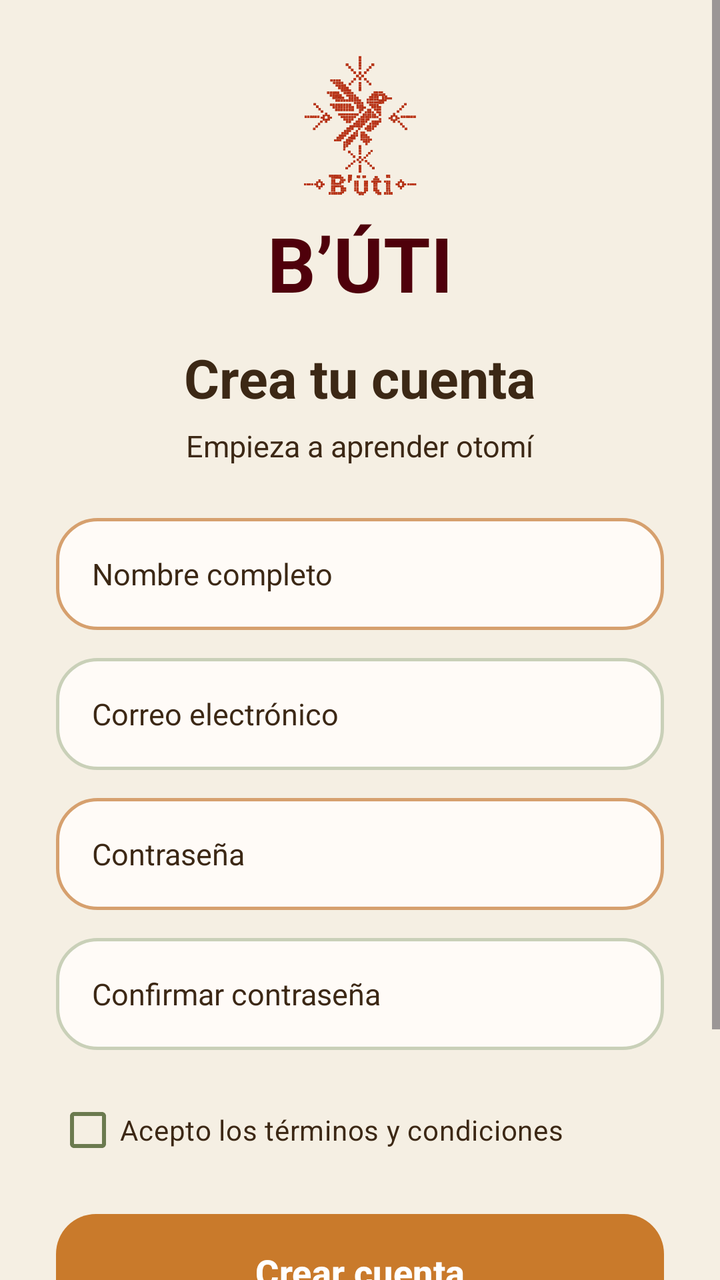
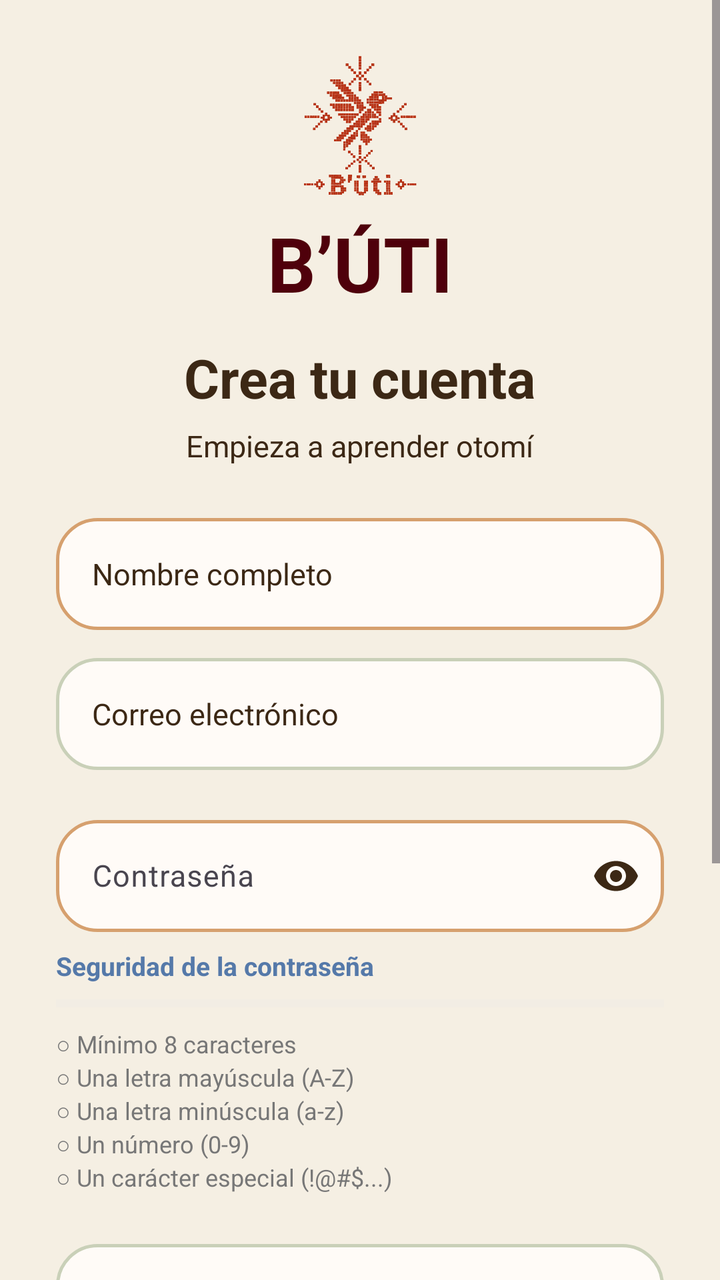

Compare the two renders of this Android layout. The source of the first and the diff that turns it into the second are given below.
<!-- AndroidManifest.xml: application theme Theme.Buti -->
<!-- res/layout/activity_registro.xml -->
<?xml version="1.0" encoding="utf-8"?>
<ScrollView xmlns:android="http://schemas.android.com/apk/res/android"
    android:layout_width="match_parent"
    android:layout_height="match_parent"
    android:background="@color/buti_crema"
    android:fillViewport="true"
    android:fitsSystemWindows="true">

    <LinearLayout
        android:layout_width="match_parent"
        android:layout_height="wrap_content"
        android:orientation="vertical"
        android:gravity="center_horizontal"
        android:paddingStart="28dp"
        android:paddingEnd="28dp"
        android:paddingTop="24dp"
        android:paddingBottom="28dp">

        <ImageView
            android:layout_width="78dp"
            android:layout_height="78dp"
            android:src="@drawable/principla_logo"
            android:scaleType="fitCenter"
            android:contentDescription="Logo de B'ÚTI" />

        <TextView
            android:layout_width="wrap_content"
            android:layout_height="wrap_content"
            android:layout_marginTop="4dp"
            android:text="B’ÚTI"
            android:textColor="@color/buti_vino"
            android:textSize="38sp"
            android:textStyle="bold" />

        <TextView
            android:layout_width="wrap_content"
            android:layout_height="wrap_content"
            android:layout_marginTop="14dp"
            android:text="Crea tu cuenta"
            android:textColor="@color/buti_cafe"
            android:textSize="27sp"
            android:textStyle="bold" />

        <TextView
            android:layout_width="wrap_content"
            android:layout_height="wrap_content"
            android:layout_marginTop="6dp"
            android:text="Empieza a aprender otomí"
            android:textColor="@color/buti_cafe"
            android:textSize="15sp" />

        
        <EditText
            android:id="@+id/edtNombreRegistro"
            android:layout_width="match_parent"
            android:layout_height="56dp"
            android:layout_marginTop="26dp"
            android:background="@drawable/bg_campo_correo"
            android:hint="Nombre completo"
            android:inputType="textPersonName|textCapWords"
            android:maxLines="1"
            android:paddingStart="18dp"
            android:paddingEnd="18dp"
            android:textColor="@color/buti_cafe"
            android:textColorHint="@color/buti_cafe"
            android:textSize="15sp" />

        
        <EditText
            android:id="@+id/edtCorreoRegistro"
            android:layout_width="match_parent"
            android:layout_height="56dp"
            android:layout_marginTop="14dp"
            android:background="@drawable/bg_campo_contrasena"
            android:hint="Correo electrónico"
            android:inputType="textEmailAddress"
            android:maxLines="1"
            android:paddingStart="18dp"
            android:paddingEnd="18dp"
            android:textColor="@color/buti_cafe"
            android:textColorHint="@color/buti_cafe"
            android:textSize="15sp" />

        
        <EditText
            android:id="@+id/edtContrasenaRegistro"
            android:layout_width="match_parent"
            android:layout_height="56dp"
            android:layout_marginTop="14dp"
            android:background="@drawable/bg_campo_correo"
            android:hint="Contraseña"
            android:inputType="textPassword"
            android:maxLines="1"
            android:paddingStart="18dp"
            android:paddingEnd="18dp"
            android:textColor="@color/buti_cafe"
            android:textColorHint="@color/buti_cafe"
            android:textSize="15sp" />

        
        <EditText
            android:id="@+id/edtConfirmarContrasenaRegistro"
            android:layout_width="match_parent"
            android:layout_height="56dp"
            android:layout_marginTop="14dp"
            android:background="@drawable/bg_campo_contrasena"
            android:hint="Confirmar contraseña"
            android:inputType="textPassword"
            android:maxLines="1"
            android:paddingStart="18dp"
            android:paddingEnd="18dp"
            android:textColor="@color/buti_cafe"
            android:textColorHint="@color/buti_cafe"
            android:textSize="15sp" />

        
        <CheckBox
            android:id="@+id/chkTerminos"
            android:layout_width="match_parent"
            android:layout_height="wrap_content"
            android:layout_marginTop="16dp"
            android:buttonTint="@color/buti_verde"
            android:text="Acepto los términos y condiciones"
            android:textColor="@color/buti_cafe"
            android:textSize="14sp" />

        
        <Button
            android:id="@+id/btnCrearCuentaRegistro"
            android:layout_width="match_parent"
            android:layout_height="58dp"
            android:layout_marginTop="18dp"
            android:background="@drawable/bg_boton_login"
            android:backgroundTint="@null"
            android:text="Crear cuenta"
            android:textAllCaps="false"
            android:textColor="@color/white"
            android:textSize="18sp"
            android:textStyle="bold" />

        
        <LinearLayout
            android:layout_width="wrap_content"
            android:layout_height="wrap_content"
            android:layout_marginTop="22dp"
            android:gravity="center"
            android:orientation="horizontal">

            <TextView
                android:layout_width="wrap_content"
                android:layout_height="wrap_content"
                android:text="¿Ya tienes una cuenta? "
                android:textColor="@color/buti_cafe"
                android:textSize="14sp" />

            <TextView
                android:id="@+id/txtIniciarSesionRegistro"
                android:layout_width="wrap_content"
                android:layout_height="wrap_content"
                android:padding="4dp"
                android:text="Inicia sesión"
                android:textColor="@color/buti_rosa"
                android:textSize="14sp"
                android:textStyle="bold" />

        </LinearLayout>

        <TextView
            android:layout_width="match_parent"
            android:layout_height="wrap_content"
            android:layout_marginTop="26dp"
            android:gravity="center"
            android:text="◇  ◆  ◇  ◆  ◇  ◆  ◇"
            android:textColor="@color/buti_verde"
            android:textSize="20sp" />

    </LinearLayout>
</ScrollView>
<!-- resources referenced by this layout -->
<resources>
  <color name="buti_cafe">#3C2815</color>
  <color name="buti_crema">#F5EFE3</color>
  <color name="buti_rosa">#D6336C</color>
  <color name="buti_verde">#6B7A4F</color>
  <color name="buti_vino">#4F000B</color>
  <color name="white">#FFFFFFFF</color>
  <!-- drawable bg_boton_login (drawable) -->
  <?xml version="1.0" encoding="utf-8"?>
  <shape xmlns:android="http://schemas.android.com/apk/res/android">
      <solid android:color="@color/buti_siena" />
      <corners android:radius="20dp" />
  </shape>
  <!-- drawable bg_campo_contrasena (drawable) -->
  <?xml version="1.0" encoding="utf-8"?>
  <shape xmlns:android="http://schemas.android.com/apk/res/android">
      <solid android:color="#FFFFFBF7" />
      <stroke
          android:width="1.5dp"
          android:color="#C9D0B8" />
      <corners android:radius="20dp" />
  </shape>
  <!-- drawable bg_campo_correo (drawable) -->
  <?xml version="1.0" encoding="utf-8"?>
  <shape xmlns:android="http://schemas.android.com/apk/res/android">
      <solid android:color="#FFFFFBF7" />
      <stroke
          android:width="1.5dp"
          android:color="#D6A06E" />
      <corners android:radius="20dp" />
  </shape>
  <!-- drawable principla_logo: png bitmap (drawable, 251081 bytes) -->
  <style name="Theme.Buti" parent="Base.Theme.Buti" />
  <color name="buti_siena">#8C4A2F</color>
  <style name="Base.Theme.Buti" parent="Theme.Material3.Light.NoActionBar">
          <item name="colorPrimary">@color/buti_naranja</item>
          <item name="colorOnPrimary">@color/white</item>
          <item name="colorSecondary">@color/buti_verde</item>
          <item name="colorOnSecondary">@color/white</item>
          <item name="colorSurface">@color/buti_blanco</item>
          <item name="colorOnSurface">@color/buti_azul</item>
          <item name="android:colorBackground">@color/buti_crema</item>
      </style>
  <color name="buti_naranja">#C97A2B</color>
  <color name="buti_blanco">@color/buti_crema</color>
  <color name="buti_azul">#3E5266</color>
</resources>

<!-- the commit's change to res/layout/activity_registro.xml (unified diff, before → after) -->
@@ -1,5 +1,6 @@
 <?xml version="1.0" encoding="utf-8"?>
 <ScrollView xmlns:android="http://schemas.android.com/apk/res/android"
+    xmlns:app="http://schemas.android.com/apk/res-auto"
     android:layout_width="match_parent"
     android:layout_height="match_parent"
     android:background="@color/buti_crema"
@@ -16,12 +17,13 @@
         android:paddingTop="24dp"
         android:paddingBottom="28dp">
 
+        
         <ImageView
             android:layout_width="78dp"
             android:layout_height="78dp"
             android:src="@drawable/principla_logo"
             android:scaleType="fitCenter"
-            android:contentDescription="Logo de B'ÚTI" />
+            android:contentDescription="Logo de B'ÜTI" />
 
         <TextView
             android:layout_width="wrap_content"
@@ -82,36 +84,121 @@
             android:textSize="15sp" />
 
         
-        <EditText
-            android:id="@+id/edtContrasenaRegistro"
-            android:layout_width="match_parent"
-            android:layout_height="56dp"
-            android:layout_marginTop="14dp"
-            android:background="@drawable/bg_campo_correo"
+        <com.google.android.material.textfield.TextInputLayout
+            android:id="@+id/layoutContrasenaRegistro"
+            android:layout_width="match_parent"
+            android:layout_height="wrap_content"
+            android:layout_marginTop="14dp"
             android:hint="Contraseña"
-            android:inputType="textPassword"
-            android:maxLines="1"
-            android:paddingStart="18dp"
-            android:paddingEnd="18dp"
-            android:textColor="@color/buti_cafe"
-            android:textColorHint="@color/buti_cafe"
-            android:textSize="15sp" />
-
-        
-        <EditText
-            android:id="@+id/edtConfirmarContrasenaRegistro"
-            android:layout_width="match_parent"
-            android:layout_height="56dp"
-            android:layout_marginTop="14dp"
-            android:background="@drawable/bg_campo_contrasena"
+            app:boxBackgroundMode="none"
+            app:endIconMode="password_toggle"
+            app:endIconTint="@color/buti_cafe">
+
+            <com.google.android.material.textfield.TextInputEditText
+                android:id="@+id/edtContrasenaRegistro"
+                android:layout_width="match_parent"
+                android:layout_height="56dp"
+                android:background="@drawable/bg_campo_correo"
+                android:inputType="textPassword"
+                android:maxLines="1"
+                android:paddingStart="18dp"
+                android:paddingEnd="18dp"
+                android:textColor="@color/buti_cafe"
+                android:textColorHint="@color/buti_cafe"
+                android:textSize="15sp"
+                android:autofillHints="newPassword" />
+
+        </com.google.android.material.textfield.TextInputLayout>
+
+        
+        <TextView
+            android:id="@+id/txtNivelContrasena"
+            android:layout_width="match_parent"
+            android:layout_height="wrap_content"
+            android:layout_marginTop="8dp"
+            android:text="Seguridad de la contraseña"
+            android:textColor="#5579A9"
+            android:textSize="13sp"
+            android:textStyle="bold" />
+
+        <ProgressBar
+            android:id="@+id/barraSeguridad"
+            style="?android:attr/progressBarStyleHorizontal"
+            android:layout_width="match_parent"
+            android:layout_height="8dp"
+            android:layout_marginTop="6dp"
+            android:layout_marginBottom="8dp"
+            android:max="5"
+            android:progress="0"
+            android:progressBackgroundTint="#E8E8E8"
+            android:progressTint="#D9534F" />
+
+        <TextView
+            android:id="@+id/txtReqLongitud"
+            android:layout_width="match_parent"
+            android:layout_height="wrap_content"
+            android:text="○ Mínimo 8 caracteres"
+            android:textColor="#777777"
+            android:textSize="12sp" />
+
+        <TextView
+            android:id="@+id/txtReqMayuscula"
+            android:layout_width="match_parent"
+            android:layout_height="wrap_content"
+            android:text="○ Una letra mayúscula (A-Z)"
+            android:textColor="#777777"
+            android:textSize="12sp" />
+
+        <TextView
+            android:id="@+id/txtReqMinuscula"
+            android:layout_width="match_parent"
+            android:layout_height="wrap_content"
+            android:text="○ Una letra minúscula (a-z)"
+            android:textColor="#777777"
+            android:textSize="12sp" />
+
+        <TextView
+            android:id="@+id/txtReqNumero"
+            android:layout_width="match_parent"
+            android:layout_height="wrap_content"
+            android:text="○ Un número (0-9)"
+            android:textColor="#777777"
+            android:textSize="12sp" />
+
+        <TextView
+            android:id="@+id/txtReqEspecial"
+            android:layout_width="match_parent"
+            android:layout_height="wrap_content"
+            android:text="○ Un carácter especial (!@#$...)"
+            android:textColor="#777777"
+            android:textSize="12sp" />
+
+        
+        <com.google.android.material.textfield.TextInputLayout
+            android:id="@+id/layoutConfirmarContrasenaRegistro"
+            android:layout_width="match_parent"
+            android:layout_height="wrap_content"
+            android:layout_marginTop="14dp"
             android:hint="Confirmar contraseña"
-            android:inputType="textPassword"
-            android:maxLines="1"
-            android:paddingStart="18dp"
-            android:paddingEnd="18dp"
-            android:textColor="@color/buti_cafe"
-            android:textColorHint="@color/buti_cafe"
-            android:textSize="15sp" />
+            app:boxBackgroundMode="none"
+            app:endIconMode="password_toggle"
+            app:endIconTint="@color/buti_cafe">
+
+            <com.google.android.material.textfield.TextInputEditText
+                android:id="@+id/edtConfirmarContrasenaRegistro"
+                android:layout_width="match_parent"
+                android:layout_height="56dp"
+                android:background="@drawable/bg_campo_contrasena"
+                android:inputType="textPassword"
+                android:maxLines="1"
+                android:paddingStart="18dp"
+                android:paddingEnd="18dp"
+                android:textColor="@color/buti_cafe"
+                android:textColorHint="@color/buti_cafe"
+                android:textSize="15sp"
+                android:autofillHints="newPassword" />
+
+        </com.google.android.material.textfield.TextInputLayout>
 
         
         <CheckBox
@@ -165,6 +252,7 @@
 
         </LinearLayout>
 
+        
         <TextView
             android:layout_width="match_parent"
             android:layout_height="wrap_content"
@@ -175,4 +263,5 @@
             android:textSize="20sp" />
 
     </LinearLayout>
+
 </ScrollView>
